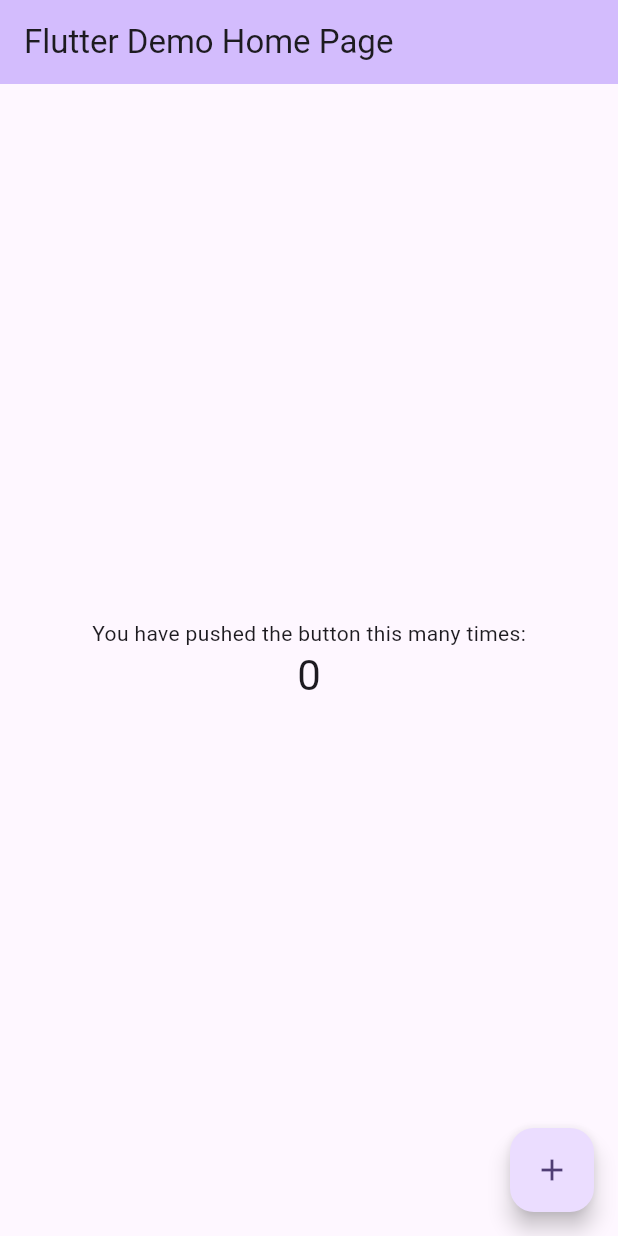
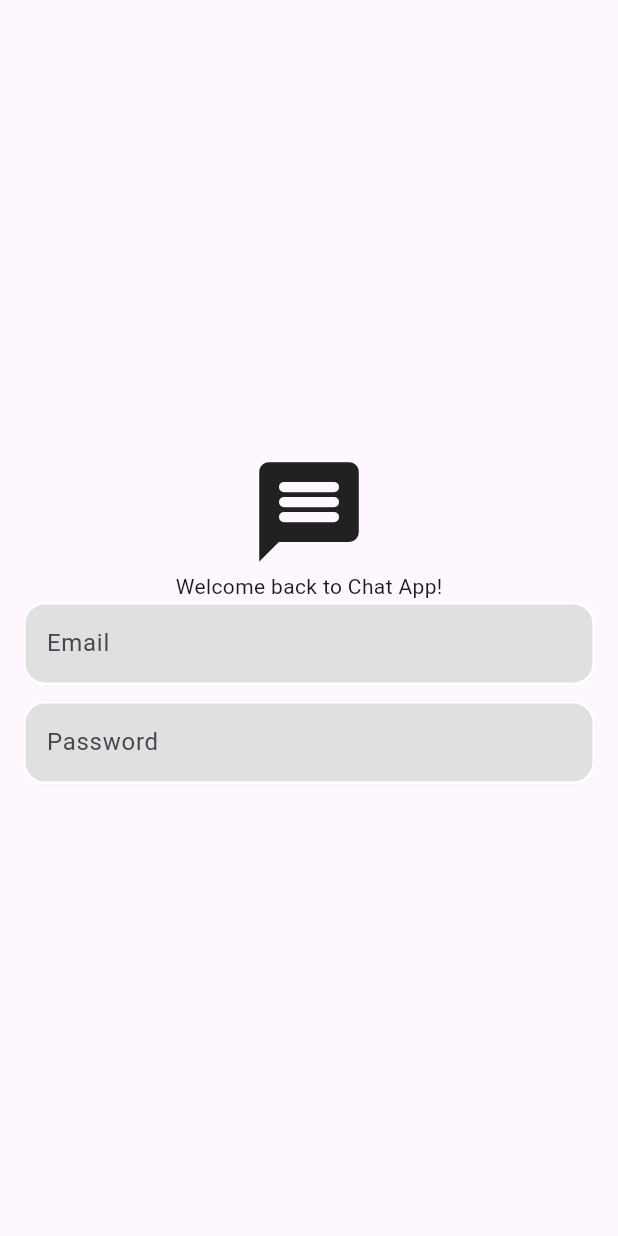
Before and after one commit to NorqobilovZafarbek/chat_app, a Flutter app: the screen it shows after launch, on a phone screen of 412 x 824 dp. Run offline on Flutter 3.47's test engine with Material 2 defaults, Android fonts, the phone set to English and light mode, and no system bars; our stand-ins replace firebase_core; accounts and stored records are empty.

Commit message:
start project

```diff
--- a/lib/main.dart
+++ b/lib/main.dart
@@ -1,125 +1,6 @@
 import 'package:flutter/material.dart';
+import 'src/common/widget/app.dart';
 
 void main() {
-  runApp(const MyApp());
+  runApp(const App());
 }
-
-class MyApp extends StatelessWidget {
-  const MyApp({super.key});
-
-  // This widget is the root of your application.
-  @override
-  Widget build(BuildContext context) {
-    return MaterialApp(
-      title: 'Flutter Demo',
-      theme: ThemeData(
-        // This is the theme of your application.
-        //
-        // TRY THIS: Try running your application with "flutter run". You'll see
-        // the application has a blue toolbar. Then, without quitting the app,
-        // try changing the seedColor in the colorScheme below to Colors.green
-        // and then invoke "hot reload" (save your changes or press the "hot
-        // reload" button in a Flutter-supported IDE, or press "r" if you used
-        // the command line to start the app).
-        //
-        // Notice that the counter didn't reset back to zero; the application
-        // state is not lost during the reload. To reset the state, use hot
-        // restart instead.
-        //
-        // This works for code too, not just values: Most code changes can be
-        // tested with just a hot reload.
-        colorScheme: ColorScheme.fromSeed(seedColor: Colors.deepPurple),
-        useMaterial3: true,
-      ),
-      home: const MyHomePage(title: 'Flutter Demo Home Page'),
-    );
-  }
-}
-
-class MyHomePage extends StatefulWidget {
-  const MyHomePage({super.key, required this.title});
-
-  // This widget is the home page of your application. It is stateful, meaning
-  // that it has a State object (defined below) that contains fields that affect
-  // how it looks.
-
-  // This class is the configuration for the state. It holds the values (in this
-  // case the title) provided by the parent (in this case the App widget) and
-  // used by the build method of the State. Fields in a Widget subclass are
-  // always marked "final".
-
-  final String title;
-
-  @override
-  State<MyHomePage> createState() => _MyHomePageState();
-}
-
-class _MyHomePageState extends State<MyHomePage> {
-  int _counter = 0;
-
-  void _incrementCounter() {
-    setState(() {
-      // This call to setState tells the Flutter framework that something has
-      // changed in this State, which causes it to rerun the build method below
-      // so that the display can reflect the updated values. If we changed
-      // _counter without calling setState(), then the build method would not be
-      // called again, and so nothing would appear to happen.
-      _counter++;
-    });
-  }
-
-  @override
-  Widget build(BuildContext context) {
-    // This method is rerun every time setState is called, for instance as done
-    // by the _incrementCounter method above.
-    //
-    // The Flutter framework has been optimized to make rerunning build methods
-    // fast, so that you can just rebuild anything that needs updating rather
-    // than having to individually change instances of widgets.
-    return Scaffold(
-      appBar: AppBar(
-        // TRY THIS: Try changing the color here to a specific color (to
-        // Colors.amber, perhaps?) and trigger a hot reload to see the AppBar
-        // change color while the other colors stay the same.
-        backgroundColor: Theme.of(context).colorScheme.inversePrimary,
-        // Here we take the value from the MyHomePage object that was created by
-        // the App.build method, and use it to set our appbar title.
-        title: Text(widget.title),
-      ),
-      body: Center(
-        // Center is a layout widget. It takes a single child and positions it
-        // in the middle of the parent.
-        child: Column(
-          // Column is also a layout widget. It takes a list of children and
-          // arranges them vertically. By default, it sizes itself to fit its
-          // children horizontally, and tries to be as tall as its parent.
-          //
-          // Column has various properties to control how it sizes itself and
-          // how it positions its children. Here we use mainAxisAlignment to
-          // center the children vertically; the main axis here is the vertical
-          // axis because Columns are vertical (the cross axis would be
-          // horizontal).
-          //
-          // TRY THIS: Invoke "debug painting" (choose the "Toggle Debug Paint"
-          // action in the IDE, or press "p" in the console), to see the
-          // wireframe for each widget.
-          mainAxisAlignment: MainAxisAlignment.center,
-          children: <Widget>[
-            const Text(
-              'You have pushed the button this many times:',
-            ),
-            Text(
-              '$_counter',
-              style: Theme.of(context).textTheme.headlineMedium,
-            ),
-          ],
-        ),
-      ),
-      floatingActionButton: FloatingActionButton(
-        onPressed: _incrementCounter,
-        tooltip: 'Increment',
-        child: const Icon(Icons.add),
-      ), // This trailing comma makes auto-formatting nicer for build methods.
-    );
-  }
-}
--- /dev/null
+++ b/lib/src/common/widget/app.dart
@@ -0,0 +1,20 @@
+import 'package:flutter/material.dart';
+
+import '../../features/auth_page/widgets/login_page.dart';
+
+class App extends StatelessWidget {
+  const App({super.key});
+
+  @override
+  Widget build(BuildContext context) {
+    return MaterialApp(
+      debugShowCheckedModeBanner: false,
+      title: 'Chat App',
+      theme: ThemeData(
+        colorScheme: ColorScheme.fromSeed(seedColor: Colors.deepPurple),
+        useMaterial3: true,
+      ),
+      home: const LoginPage(),
+    );
+  }
+}
--- /dev/null
+++ b/lib/src/common/widget/custom_text_field.dart
@@ -0,0 +1,41 @@
+import 'package:flutter/material.dart';
+
+class CustomTextField extends StatelessWidget {
+  const CustomTextField({
+    required this.controller,
+    required this.hintText,
+    required this.isObscure,
+    super.key,
+  });
+
+  final TextEditingController controller;
+  final String hintText;
+  final bool isObscure;
+
+  @override
+  Widget build(BuildContext context) {
+    return TextField(
+      controller: controller,
+      obscureText: isObscure,
+      decoration: InputDecoration(
+        enabledBorder: const OutlineInputBorder(
+          borderSide: BorderSide(
+            color: Colors.white,
+            width: 2,
+          ),
+          borderRadius: BorderRadius.all(Radius.circular(15)),
+        ),
+        focusedBorder: const OutlineInputBorder(
+          borderSide: BorderSide(
+            color: Colors.lightBlue,
+            width: 1,
+          ),
+          borderRadius: BorderRadius.all(Radius.circular(15)),
+        ),
+        fillColor: Colors.grey[300],
+        filled: true,
+        hintText: hintText,
+      ),
+    );
+  }
+}
--- /dev/null
+++ b/lib/src/features/auth_page/widgets/login_page.dart
@@ -0,0 +1,61 @@
+import 'package:flutter/material.dart';
+
+import '../../../common/widget/custom_text_field.dart';
+
+class LoginPage extends StatefulWidget {
+  const LoginPage({super.key});
+
+  @override
+  State<LoginPage> createState() => _LoginPageState();
+}
+
+class _LoginPageState extends State<LoginPage> {
+  late final TextEditingController emailController;
+  late final TextEditingController passwordController;
+
+  @override
+  void initState() {
+    super.initState();
+    emailController = TextEditingController();
+    passwordController = TextEditingController();
+  }
+
+  @override
+  void dispose() {
+    emailController.dispose();
+    passwordController.dispose();
+    super.dispose();
+  }
+
+  @override
+  Widget build(BuildContext context) {
+    return Scaffold(
+      body: SafeArea(
+        child: Padding(
+          padding: const EdgeInsets.all(15.0),
+          child: Column(
+            mainAxisAlignment: MainAxisAlignment.center,
+            children: [
+              const Icon(
+                Icons.message_rounded,
+                size: 80,
+              ),
+              const Text('Welcome back to Chat App!'),
+              CustomTextField(
+                controller: emailController,
+                hintText: 'Email',
+                isObscure: false,
+              ),
+              SizedBox(height: 10),
+              CustomTextField(
+                controller: passwordController,
+                hintText: 'Password',
+                isObscure: true,
+              )
+            ],
+          ),
+        ),
+      ),
+    );
+  }
+}
```
Also changed, not shown: lib/src/features/auth_page/login_or_signin.dart (added), lib/src/features/auth_page/widgets/sign_in_page.dart (added), 1 other file.
